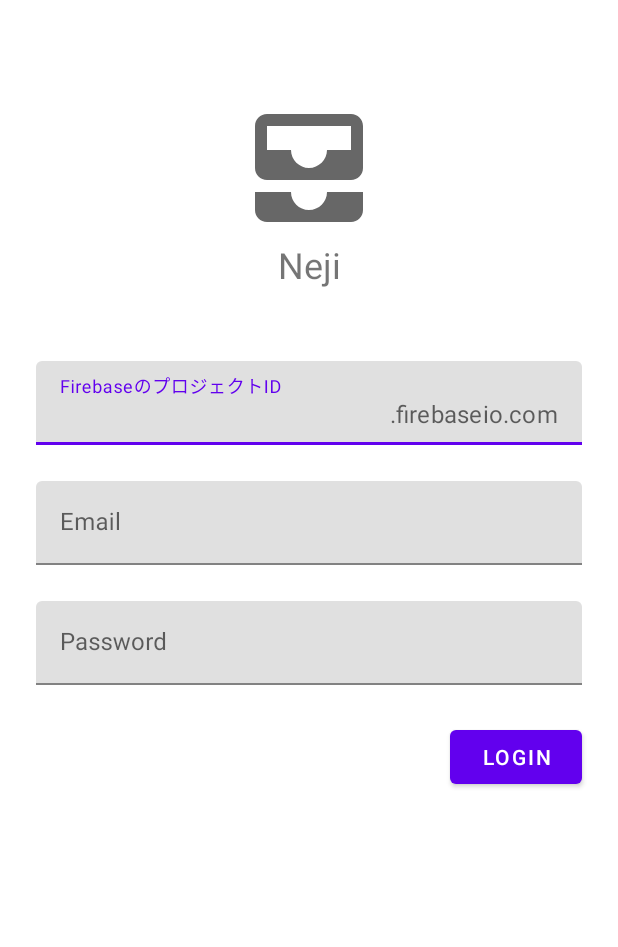
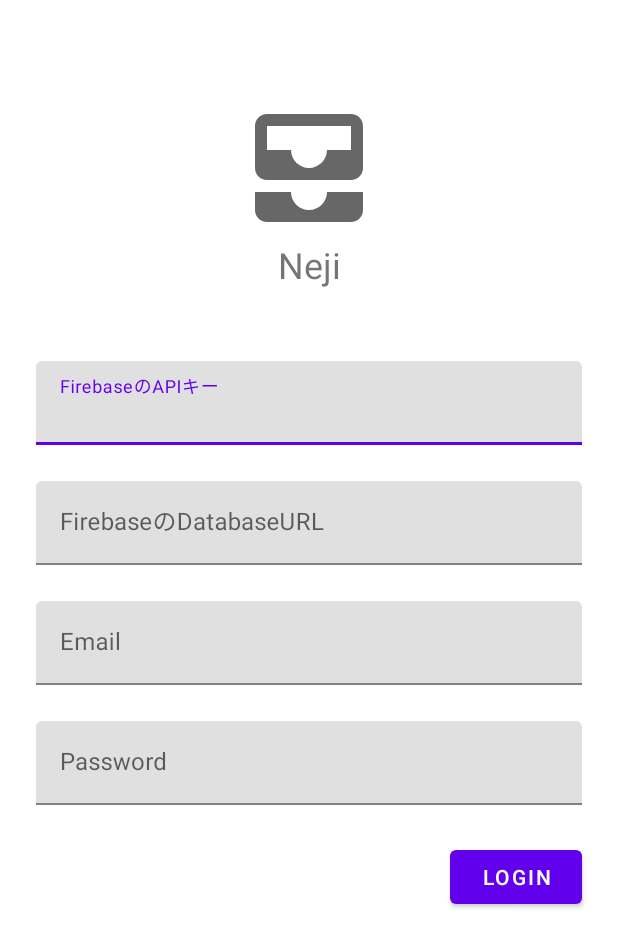
Before and after one commit to blackbracken/neji-android, an Android app: the layout setup_fragment.xml on its own in the app's theme, with its tools: preview values and no code run, on a phone screen of 412 x 824 dp. Shown: the top 947 px of the screen. Run offline under Robolectric (Android 15) with nearby library versions, the phone set to English and light mode, and no system bars.

Commit message:
add edittext for firebase-rtdb

```diff
--- a/app/src/main/res/layout/setup_fragment.xml
+++ b/app/src/main/res/layout/setup_fragment.xml
@@ -27,15 +27,32 @@
         app:layout_constraintTop_toBottomOf="@id/icon" />
 
     <com.google.android.material.textfield.TextInputLayout
-        android:id="@+id/input_firebase_id"
+        android:id="@+id/input_firebase_api_key"
         android:layout_width="match_parent"
         android:layout_height="wrap_content"
         android:layout_marginHorizontal="@dimen/margin_medium"
-        android:hint="@string/setup_hint_firebase_id"
+        android:hint="@string/setup_hint_firebase_api_key"
         app:layout_constraintEnd_toEndOf="parent"
         app:layout_constraintStart_toStartOf="parent"
-        app:layout_constraintTop_toBottomOf="@+id/text_title"
-        app:suffixText="@string/setup_firebase_project_suffix">
+        app:layout_constraintTop_toBottomOf="@+id/text_title">
+
+        <com.google.android.material.textfield.TextInputEditText
+            android:layout_width="match_parent"
+            android:layout_height="wrap_content"
+            android:inputType="text"
+            android:maxLines="1" />
+    </com.google.android.material.textfield.TextInputLayout>
+
+    <com.google.android.material.textfield.TextInputLayout
+        android:id="@+id/input_firebase_database_url"
+        android:layout_width="match_parent"
+        android:layout_height="wrap_content"
+        android:layout_marginHorizontal="@dimen/margin_medium"
+        android:layout_marginTop="@dimen/margin_medium"
+        android:hint="@string/setup_hint_firebase_database_url"
+        app:layout_constraintEnd_toEndOf="parent"
+        app:layout_constraintStart_toStartOf="parent"
+        app:layout_constraintTop_toBottomOf="@+id/input_firebase_api_key">
 
         <com.google.android.material.textfield.TextInputEditText
             android:layout_width="match_parent"
@@ -53,7 +70,7 @@
         android:hint="@string/setup_hint_email"
         app:layout_constraintEnd_toEndOf="parent"
         app:layout_constraintStart_toStartOf="parent"
-        app:layout_constraintTop_toBottomOf="@+id/input_firebase_id">
+        app:layout_constraintTop_toBottomOf="@+id/input_firebase_database_url">
 
         <com.google.android.material.textfield.TextInputEditText
             android:layout_width="match_parent"
--- a/app/src/main/res/values/strings.xml
+++ b/app/src/main/res/values/strings.xml
@@ -1,7 +1,7 @@
 <resources>
     <string name="app_name">Neji</string>
-    <string name="setup_hint_firebase_id">FirebaseのプロジェクトID</string>
-    <string name="setup_firebase_project_suffix">.firebaseio.com</string>
+    <string name="setup_hint_firebase_api_key">FirebaseのAPIキー</string>
+    <string name="setup_hint_firebase_database_url">FirebaseのDatabaseURL</string>
     <string name="setup_hint_email">Email</string>
     <string name="setup_hint_password">Password</string>
     <string name="setup_text_login">Login</string>
```
